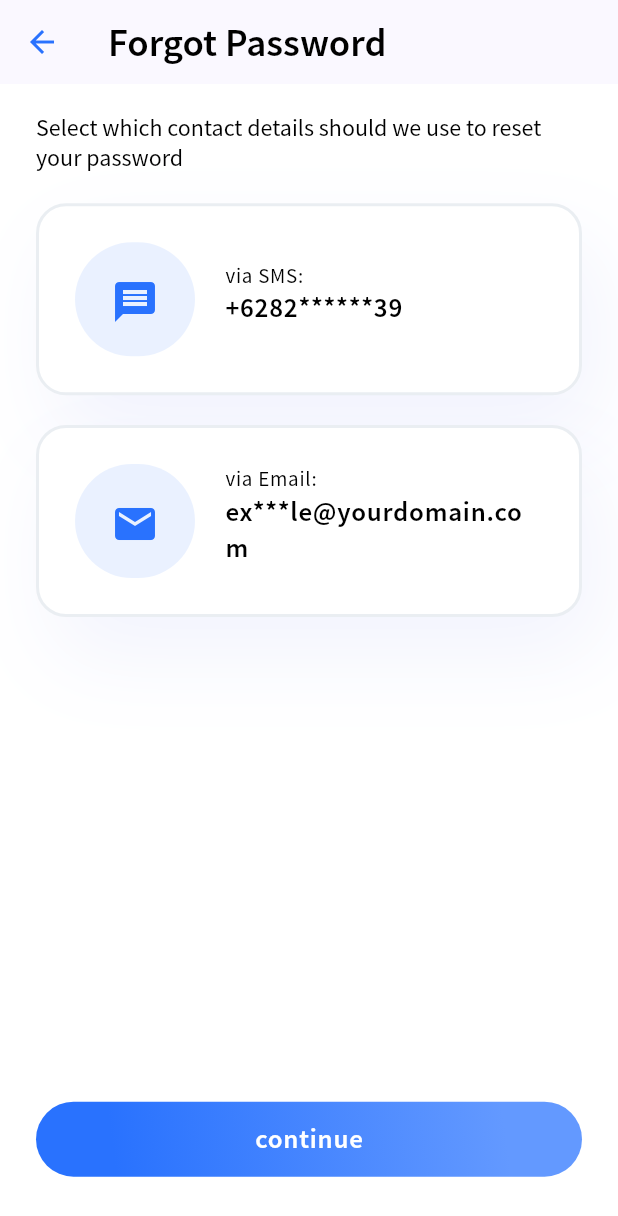
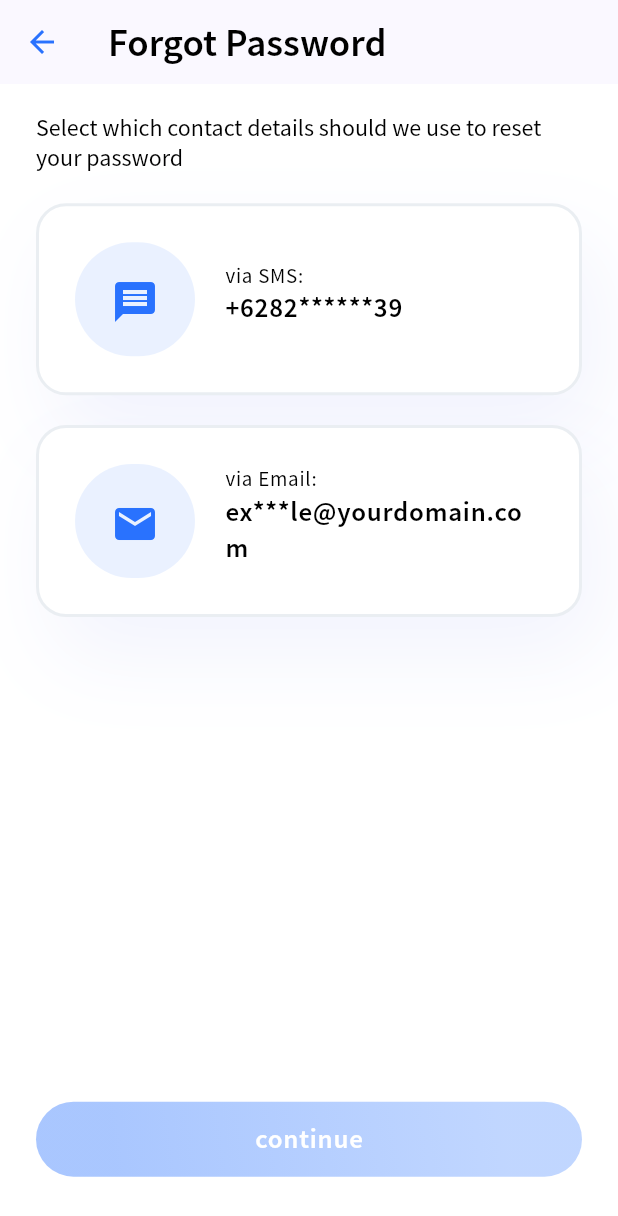
Before and after one commit to hatembz/medx, a Flutter app: the SigninScreen screen opened directly, after a tap on "Forget the Password ?", on a phone screen of 412 x 824 dp. Shown: the top 1216 px of the screen. Run offline on Flutter 3.47's test engine with Material 2 defaults, Android fonts, the phone set to English and light mode, and no system bars; our stand-ins replace pinput.

```diff
--- a/lib/main.dart
+++ b/lib/main.dart
@@ -13,6 +13,7 @@ class MyApp extends StatelessWidget {
   Widget build(BuildContext context) {
     return MaterialApp(
       title: 'Flutter Demo',
+      debugShowCheckedModeBanner: false,
       theme: ThemeData(
           colorScheme: ColorScheme.fromSeed(seedColor: kBlueColor),
           useMaterial3: true,
--- a/lib/ui/reusable_components/buttons/custom_button.dart
+++ b/lib/reusable_components/buttons/custom_button.dart
@@ -6,9 +6,11 @@ class CustomButton extends StatelessWidget {
     this.width,
     required this.title,
     this.onTap,
+    this.enabled = true,
   });
 
   final double? width;
+  final bool enabled;
   final String title;
   final void Function()? onTap;
   @override
@@ -27,7 +29,9 @@ class CustomButton extends StatelessWidget {
           gradient: LinearGradient(
             begin: Alignment(-0.71, 0.71),
             end: Alignment(0.71, -0.71),
-            colors: [Color(0xFF2972FE), Color(0xFF6399FF)],
+            colors: enabled
+                ? [Color(0xFF2972FE), Color(0xFF6399FF)]
+                : [Color(0xFF2972FE).withOpacity(.4), Color(0xFF6399FF).withOpacity(.4)],
           ),
           shape: RoundedRectangleBorder(
             borderRadius: BorderRadius.circular(32),
--- a/lib/ui/auth/authanticate_screen.dart
+++ b/lib/ui/auth/authanticate_screen.dart
@@ -1,7 +1,7 @@
 import 'package:flutter/material.dart';
 import 'package:flutter/services.dart';
 import 'package:medx/ui/auth/signin_screen.dart';
-import 'package:medx/ui/reusable_components/buttons/custom_button.dart';
+import 'package:medx/reusable_components/buttons/custom_button.dart';
 import 'package:medx/utils/constants.dart';
 
 class AuthanticateScreen extends StatelessWidget {
--- a/lib/ui/auth/forgot_password.dart
+++ b/lib/ui/auth/forgot_password.dart
@@ -1,5 +1,6 @@
 import 'package:flutter/material.dart';
-import 'package:medx/ui/reusable_components/buttons/custom_button.dart';
+import 'package:medx/ui/auth/code_verification_screen.dart';
+import 'package:medx/reusable_components/buttons/custom_button.dart';
 import 'package:medx/utils/constants.dart';
 import 'package:medx/utils/shared.dart';
 
@@ -156,7 +157,12 @@ class _ForgotPasswordState extends State<ForgotPassword> {
               ),
             ),
             Spacer(),
-            CustomButton(title: 'continue'),
+            CustomButton(
+              title: 'continue',
+              enabled: isSelected1 || isSelected2,
+              onTap: () => Navigator.push(
+                  context, MaterialPageRoute(builder: (context) => CodeVerificationScreen())),
+            ),
             gap(context, MediaQuery.sizeOf(context).height * 0.048)
           ],
         ),
--- a/lib/ui/auth/onboarding_screen.dart
+++ b/lib/ui/auth/onboarding_screen.dart
@@ -3,8 +3,8 @@ import 'package:medx/ui/auth/authanticate_screen.dart';
 import 'package:medx/ui/auth/signin_screen.dart';
 import 'package:medx/ui/auth/signup_screen.dart';
 import 'package:medx/ui/auth/splash_screen.dart';
-import 'package:medx/ui/reusable_components/buttons/custom_button.dart';
-import 'package:medx/ui/reusable_components/widgets/onboarding_item.dart';
+import 'package:medx/reusable_components/buttons/custom_button.dart';
+import 'package:medx/reusable_components/widgets/onboarding_item.dart';
 import 'package:medx/utils/constants.dart';
 
 class LandingPage extends StatefulWidget {
--- a/lib/ui/auth/signup_screen.dart
+++ b/lib/ui/auth/signup_screen.dart
@@ -1,7 +1,7 @@
 import 'package:flutter/material.dart';
 import 'package:medx/ui/auth/signin_screen.dart';
-import 'package:medx/ui/reusable_components/buttons/custom_button.dart';
-import 'package:medx/ui/reusable_components/inputs/custom_text_field.dart';
+import 'package:medx/reusable_components/buttons/custom_button.dart';
+import 'package:medx/reusable_components/inputs/custom_text_field.dart';
 import 'package:medx/utils/constants.dart';
 
 class SignUpScreen extends StatefulWidget {
--- a/lib/ui/reusable_components/inputs/custom_text_field.dart
+++ /dev/null
@@ -1,106 +0,0 @@
-import 'package:flutter/material.dart';
-import 'package:medx/utils/constants.dart';
-
-class CustomTextField extends StatelessWidget {
-  CustomTextField({
-    Key? key,
-    // this.texteditingController,
-    this.validator,
-    this.onchanged,
-    this.onSubmit,
-    this.prefix,
-    this.suffix,
-    // this.suffix,
-    required this.hintText,
-    this.prefixIcon,
-    this.suffixIcon,
-    this.textInputAction = TextInputAction.next,
-    this.keyboardType = TextInputType.text,
-    this.obscureText = false,
-    // this.backgroundcolor = kcBackgroundColor,
-    this.maxLines,
-  }) : super(key: key);
-  // final TextEditingController? texteditingController;
-  final String? hintText;
-  final String? Function(String?)? validator;
-  final String? Function(String?)? onSubmit;
-  final Function(String?)? onchanged;
-  final Widget? prefix;
-  final Widget? suffix;
-  final TextInputAction? textInputAction;
-
-  final TextInputType? keyboardType;
-
-  final IconData? prefixIcon;
-  final IconData? suffixIcon;
-  final bool? obscureText;
-  // final Color? backgroundcolor;
-  final int? maxLines;
-
-  @override
-  Widget build(BuildContext context) {
-    return Container(
-      decoration: ShapeDecoration(
-        shape: RoundedRectangleBorder(
-          side: BorderSide(width: 1, color: Color(0xFFDADADA)),
-          borderRadius: BorderRadius.circular(32),
-        ),
-        shadows: [
-          BoxShadow(
-              color: Color(0x196A769A), blurRadius: 35, offset: Offset(0, 19), spreadRadius: 0)
-        ],
-      ),
-      child: TextFormField(
-        cursorColor: kBlueColor,
-        keyboardType: keyboardType,
-        textInputAction: textInputAction,
-        obscureText: obscureText!,
-        maxLines: maxLines ?? 1,
-        decoration: InputDecoration(
-          contentPadding: EdgeInsets.symmetric(horizontal: 27, vertical: 11),
-          hintText: hintText,
-          hintStyle: TextStyle(color: Color(0xFFDADADA), fontSize: 18, fontWeight: FontWeight.w400),
-          filled: true,
-          fillColor: Colors.white,
-          border: OutlineInputBorder(
-            borderRadius: BorderRadius.circular(32),
-            borderSide: const BorderSide(color: Color(0xffDADADA), width: .6),
-          ),
-          focusedBorder: OutlineInputBorder(
-            borderRadius: BorderRadius.circular(32),
-            borderSide: const BorderSide(color: kBlueColor, width: .6),
-          ),
-          enabledBorder: OutlineInputBorder(
-            borderRadius: BorderRadius.circular(32),
-            borderSide: BorderSide(color: Color(0xffDADADA), width: .6),
-          ),
-          errorBorder: OutlineInputBorder(
-            borderRadius: BorderRadius.circular(32),
-            borderSide: BorderSide(color: kRedColor, width: .4),
-          ),
-          prefixIcon: prefix != null
-              ? prefix
-              : prefixIcon == null
-                  ? null
-                  : Icon(
-                      prefixIcon,
-                      color: Color(0xffDADADA),
-                      // size: pSh(context: context, percentage: .025),
-                    ),
-          suffixIcon: suffix != null
-              ? suffix
-              : suffixIcon == null
-                  ? null
-                  : Icon(
-                      suffixIcon,
-                      color: Color(0xffDADADA),
-                      // size: pSh(context: context, percentage: .025),
-                    ),
-        ),
-        validator: validator,
-        onChanged: onchanged,
-        onFieldSubmitted: onSubmit,
-      ),
-    );
-  }
-}
--- a/pubspec.yaml
+++ b/pubspec.yaml
@@ -36,6 +36,7 @@ dependencies:
   provider: ^6.0.3
   dio: ^5.0.0
   pinput: ^2.2.23
+  google_nav_bar: ^5.0.6
 
 
 
```
Also changed, not shown: lib/ui/auth/signin_screen.dart (+11 -20 lines), lib/ui/reusable_components/widgets/onboarding_item.dart (deleted, +0 -65 lines), lib/utils/shared.dart (+21 -0 lines), pubspec.lock.
